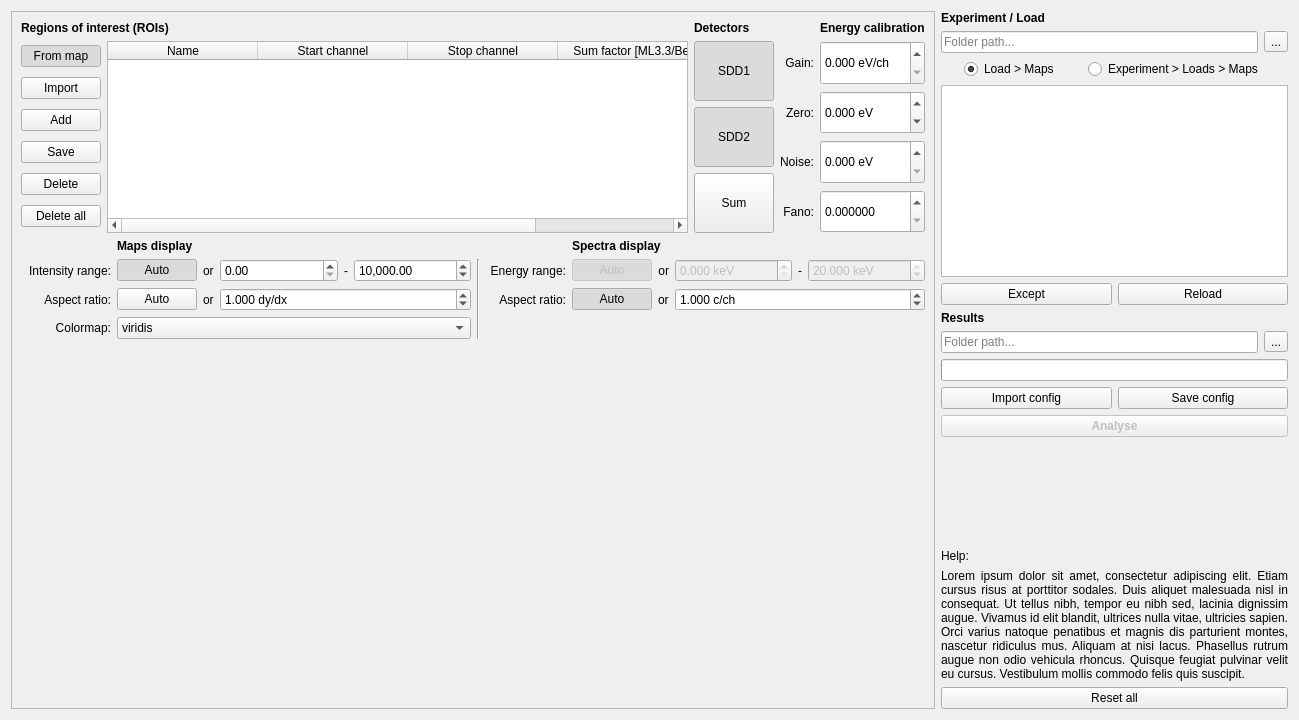
First picture: the form in batch.ui, repository pfilipl/PolyX-XRF-Data-Analyser, before the edit.
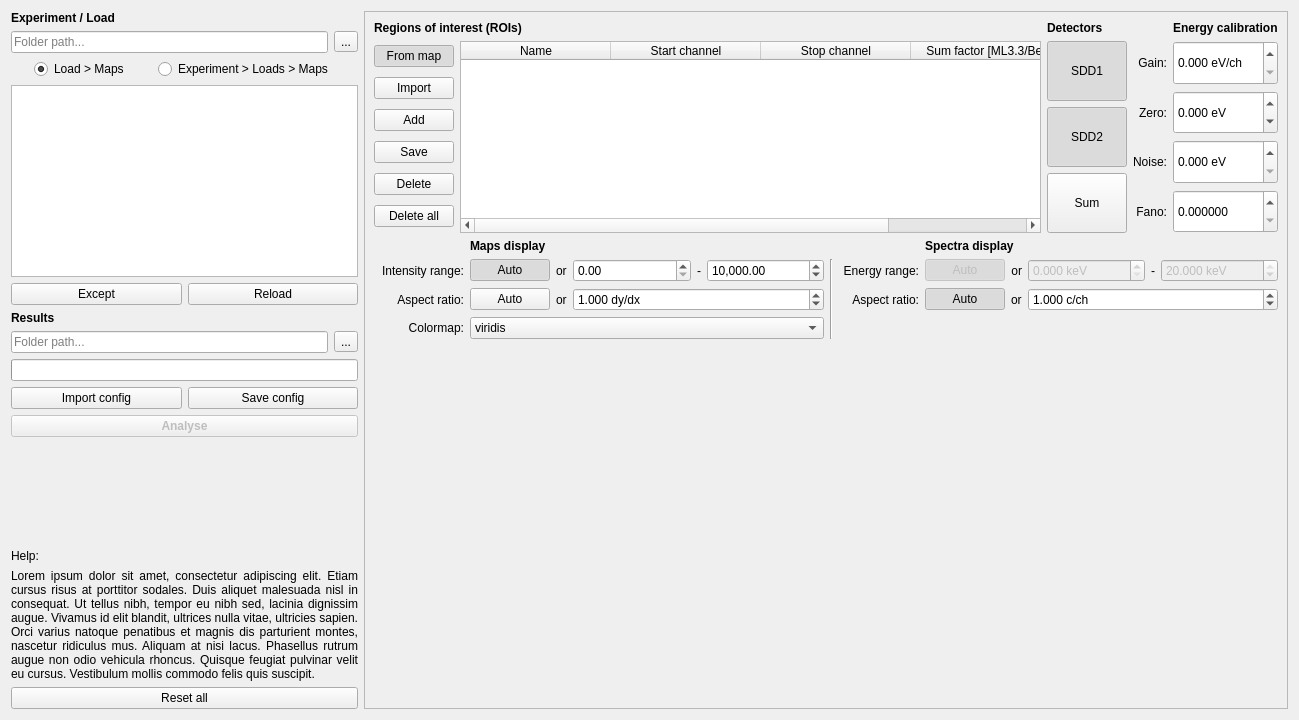
Second picture: the form after the edit.

Commit message: Left to right navigation in modes

```diff
--- a/batch.ui
+++ b/batch.ui
@@ -23,6 +23,373 @@
    <string>Form</string>
   </property>
   <layout class="QHBoxLayout" name="horizontalLayout_5">
+   <item>
+    <layout class="QGridLayout" name="gridLayout_2">
+     <item row="1" column="1">
+      <widget class="QToolButton" name="toolButton_ExperimentPathSearch">
+       <property name="mouseTracking">
+        <bool>true</bool>
+       </property>
+       <property name="text">
+        <string>...</string>
+       </property>
+      </widget>
+     </item>
+     <item row="4" column="0" colspan="2">
+      <widget class="QListWidget" name="listWidget_PathsList">
+       <property name="enabled">
+        <bool>true</bool>
+       </property>
+       <property name="sizePolicy">
+        <sizepolicy hsizetype="Fixed" vsizetype="Expanding">
+         <horstretch>0</horstretch>
+         <verstretch>0</verstretch>
+        </sizepolicy>
+       </property>
+       <property name="minimumSize">
+        <size>
+         <width>342</width>
+         <height>0</height>
+        </size>
+       </property>
+       <property name="maximumSize">
+        <size>
+         <width>350</width>
+         <height>16777215</height>
+        </size>
+       </property>
+       <property name="mouseTracking">
+        <bool>true</bool>
+       </property>
+      </widget>
+     </item>
+     <item row="2" column="0" colspan="2">
+      <layout class="QHBoxLayout" name="horizontalLayout_10">
+       <item>
+        <widget class="QRadioButton" name="radioButton_MapsNesting2">
+         <property name="sizePolicy">
+          <sizepolicy hsizetype="Maximum" vsizetype="Fixed">
+           <horstretch>0</horstretch>
+           <verstretch>0</verstretch>
+          </sizepolicy>
+         </property>
+         <property name="text">
+          <string>Load &gt; Maps</string>
+         </property>
+         <property name="checked">
+          <bool>true</bool>
+         </property>
+        </widget>
+       </item>
+       <item>
+        <widget class="QRadioButton" name="radioButton_MapsNesting3">
+         <property name="sizePolicy">
+          <sizepolicy hsizetype="Maximum" vsizetype="Fixed">
+           <horstretch>0</horstretch>
+           <verstretch>0</verstretch>
+          </sizepolicy>
+         </property>
+         <property name="text">
+          <string>Experiment &gt; Loads &gt; Maps</string>
+         </property>
+        </widget>
+       </item>
+      </layout>
+     </item>
+     <item row="10" column="0" colspan="2">
+      <widget class="QPushButton" name="pushButton_Analyse">
+       <property name="enabled">
+        <bool>false</bool>
+       </property>
+       <property name="sizePolicy">
+        <sizepolicy hsizetype="Preferred" vsizetype="Fixed">
+         <horstretch>0</horstretch>
+         <verstretch>0</verstretch>
+        </sizepolicy>
+       </property>
+       <property name="font">
+        <font>
+         <bold>true</bold>
+        </font>
+       </property>
+       <property name="mouseTracking">
+        <bool>true</bool>
+       </property>
+       <property name="autoFillBackground">
+        <bool>false</bool>
+       </property>
+       <property name="text">
+        <string>Analyse</string>
+       </property>
+       <property name="checkable">
+        <bool>false</bool>
+       </property>
+       <property name="checked">
+        <bool>false</bool>
+       </property>
+       <property name="default">
+        <bool>false</bool>
+       </property>
+       <property name="flat">
+        <bool>false</bool>
+       </property>
+      </widget>
+     </item>
+     <item row="6" column="0">
+      <widget class="QLabel" name="label_15">
+       <property name="sizePolicy">
+        <sizepolicy hsizetype="Minimum" vsizetype="Preferred">
+         <horstretch>0</horstretch>
+         <verstretch>0</verstretch>
+        </sizepolicy>
+       </property>
+       <property name="font">
+        <font>
+         <bold>true</bold>
+        </font>
+       </property>
+       <property name="mouseTracking">
+        <bool>true</bool>
+       </property>
+       <property name="text">
+        <string>Results</string>
+       </property>
+      </widget>
+     </item>
+     <item row="0" column="0">
+      <widget class="QLabel" name="label_22">
+       <property name="font">
+        <font>
+         <bold>true</bold>
+        </font>
+       </property>
+       <property name="mouseTracking">
+        <bool>true</bool>
+       </property>
+       <property name="text">
+        <string>Experiment / Load</string>
+       </property>
+       <property name="alignment">
+        <set>Qt::AlignmentFlag::AlignLeading|Qt::AlignmentFlag::AlignLeft|Qt::AlignmentFlag::AlignVCenter</set>
+       </property>
+      </widget>
+     </item>
+     <item row="13" column="0" colspan="2">
+      <widget class="QLabel" name="label_HelpDescription">
+       <property name="enabled">
+        <bool>true</bool>
+       </property>
+       <property name="sizePolicy">
+        <sizepolicy hsizetype="Fixed" vsizetype="Minimum">
+         <horstretch>0</horstretch>
+         <verstretch>0</verstretch>
+        </sizepolicy>
+       </property>
+       <property name="maximumSize">
+        <size>
+         <width>350</width>
+         <height>16777215</height>
+        </size>
+       </property>
+       <property name="mouseTracking">
+        <bool>true</bool>
+       </property>
+       <property name="text">
+        <string>Lorem ipsum dolor sit amet, consectetur adipiscing elit. Etiam cursus risus at porttitor sodales. Duis aliquet malesuada nisl in consequat. Ut tellus nibh, tempor eu nibh sed, lacinia dignissim augue. Vivamus id elit blandit, ultrices nulla vitae, ultricies sapien. Orci varius natoque penatibus et magnis dis parturient montes, nascetur ridiculus mus. Aliquam at nisi lacus. Phasellus rutrum augue non odio vehicula rhoncus. Quisque feugiat pulvinar velit eu cursus. Vestibulum mollis commodo felis quis suscipit.</string>
+       </property>
+       <property name="alignment">
+        <set>Qt::AlignmentFlag::AlignJustify|Qt::AlignmentFlag::AlignVCenter</set>
+       </property>
+       <property name="wordWrap">
+        <bool>true</bool>
+       </property>
+      </widget>
+     </item>
+     <item row="12" column="0">
+      <widget class="QLabel" name="label_Help">
+       <property name="enabled">
+        <bool>true</bool>
+       </property>
+       <property name="font">
+        <font>
+         <bold>false</bold>
+        </font>
+       </property>
+       <property name="mouseTracking">
+        <bool>true</bool>
+       </property>
+       <property name="text">
+        <string>Help:</string>
+       </property>
+       <property name="alignment">
+        <set>Qt::AlignmentFlag::AlignLeading|Qt::AlignmentFlag::AlignLeft|Qt::AlignmentFlag::AlignVCenter</set>
+       </property>
+      </widget>
+     </item>
+     <item row="9" column="0" colspan="2">
+      <layout class="QHBoxLayout" name="horizontalLayout_6">
+       <item>
+        <widget class="QPushButton" name="pushButton_ImportConfig">
+         <property name="enabled">
+          <bool>true</bool>
+         </property>
+         <property name="sizePolicy">
+          <sizepolicy hsizetype="Preferred" vsizetype="Fixed">
+           <horstretch>0</horstretch>
+           <verstretch>0</verstretch>
+          </sizepolicy>
+         </property>
+         <property name="mouseTracking">
+          <bool>true</bool>
+         </property>
+         <property name="text">
+          <string>Import config</string>
+         </property>
+        </widget>
+       </item>
+       <item>
+        <widget class="QPushButton" name="pushButton_SaveConfig">
+         <property name="sizePolicy">
+          <sizepolicy hsizetype="Preferred" vsizetype="Fixed">
+           <horstretch>0</horstretch>
+           <verstretch>0</verstretch>
+          </sizepolicy>
+         </property>
+         <property name="mouseTracking">
+          <bool>true</bool>
+         </property>
+         <property name="text">
+          <string>Save config</string>
+         </property>
+        </widget>
+       </item>
+      </layout>
+     </item>
+     <item row="11" column="0">
+      <spacer name="verticalSpacer">
+       <property name="mouseTracking">
+        <bool>true</bool>
+       </property>
+       <property name="orientation">
+        <enum>Qt::Orientation::Vertical</enum>
+       </property>
+       <property name="sizeHint" stdset="0">
+        <size>
+         <width>20</width>
+         <height>40</height>
+        </size>
+       </property>
+      </spacer>
+     </item>
+     <item row="7" column="1">
+      <widget class="QToolButton" name="toolButton_ResultsPathSearch">
+       <property name="mouseTracking">
+        <bool>true</bool>
+       </property>
+       <property name="text">
+        <string>...</string>
+       </property>
+      </widget>
+     </item>
+     <item row="5" column="0" colspan="2">
+      <layout class="QHBoxLayout" name="horizontalLayout_11">
+       <item>
+        <widget class="QPushButton" name="pushButton_PathsListExcept">
+         <property name="sizePolicy">
+          <sizepolicy hsizetype="Minimum" vsizetype="Fixed">
+           <horstretch>0</horstretch>
+           <verstretch>0</verstretch>
+          </sizepolicy>
+         </property>
+         <property name="text">
+          <string>Except</string>
+         </property>
+        </widget>
+       </item>
+       <item>
+        <widget class="QPushButton" name="pushButton_PathsListReload">
+         <property name="sizePolicy">
+          <sizepolicy hsizetype="Minimum" vsizetype="Fixed">
+           <horstretch>0</horstretch>
+           <verstretch>0</verstretch>
+          </sizepolicy>
+         </property>
+         <property name="text">
+          <string>Reload</string>
+         </property>
+        </widget>
+       </item>
+      </layout>
+     </item>
+     <item row="7" column="0">
+      <widget class="QLineEdit" name="lineEdit_ResultsPath">
+       <property name="sizePolicy">
+        <sizepolicy hsizetype="Minimum" vsizetype="Fixed">
+         <horstretch>0</horstretch>
+         <verstretch>0</verstretch>
+        </sizepolicy>
+       </property>
+       <property name="maximumSize">
+        <size>
+         <width>350</width>
+         <height>16777215</height>
+        </size>
+       </property>
+       <property name="mouseTracking">
+        <bool>true</bool>
+       </property>
+       <property name="placeholderText">
+        <string>Folder path...</string>
+       </property>
+      </widget>
+     </item>
+     <item row="8" column="0" colspan="2">
+      <widget class="QProgressBar" name="progressBar_Progress">
+       <property name="sizePolicy">
+        <sizepolicy hsizetype="Minimum" vsizetype="Fixed">
+         <horstretch>0</horstretch>
+         <verstretch>0</verstretch>
+        </sizepolicy>
+       </property>
+       <property name="mouseTracking">
+        <bool>true</bool>
+       </property>
+       <property name="textVisible">
+        <bool>false</bool>
+       </property>
+      </widget>
+     </item>
+     <item row="1" column="0">
+      <widget class="QLineEdit" name="lineEdit_ExperimentPath">
+       <property name="sizePolicy">
+        <sizepolicy hsizetype="Minimum" vsizetype="Fixed">
+         <horstretch>0</horstretch>
+         <verstretch>0</verstretch>
+        </sizepolicy>
+       </property>
+       <property name="maximumSize">
+        <size>
+         <width>350</width>
+         <height>16777215</height>
+        </size>
+       </property>
+       <property name="mouseTracking">
+        <bool>true</bool>
+       </property>
+       <property name="placeholderText">
+        <string>Folder path...</string>
+       </property>
+      </widget>
+     </item>
+     <item row="14" column="0" colspan="2">
+      <widget class="QPushButton" name="pushButton_ResetAll">
+       <property name="text">
+        <string>Reset all</string>
+       </property>
+      </widget>
+     </item>
+    </layout>
+   </item>
    <item>
     <widget class="QFrame" name="frame">
      <property name="sizePolicy">
@@ -1249,373 +1616,6 @@
      </layout>
     </widget>
    </item>
-   <item>
-    <layout class="QGridLayout" name="gridLayout_2">
-     <item row="1" column="1">
-      <widget class="QToolButton" name="toolButton_ExperimentPathSearch">
-       <property name="mouseTracking">
-        <bool>true</bool>
-       </property>
-       <property name="text">
-        <string>...</string>
-       </property>
-      </widget>
-     </item>
-     <item row="4" column="0" colspan="2">
-      <widget class="QListWidget" name="listWidget_PathsList">
-       <property name="enabled">
-        <bool>true</bool>
-       </property>
-       <property name="sizePolicy">
-        <sizepolicy hsizetype="Fixed" vsizetype="Expanding">
-         <horstretch>0</horstretch>
-         <verstretch>0</verstretch>
-        </sizepolicy>
-       </property>
-       <property name="minimumSize">
-        <size>
-         <width>342</width>
-         <height>0</height>
-        </size>
-       </property>
-       <property name="maximumSize">
-        <size>
-         <width>350</width>
-         <height>16777215</height>
-        </size>
-       </property>
-       <property name="mouseTracking">
-        <bool>true</bool>
-       </property>
-      </widget>
-     </item>
-     <item row="2" column="0" colspan="2">
-      <layout class="QHBoxLayout" name="horizontalLayout_10">
-       <item>
-        <widget class="QRadioButton" name="radioButton_MapsNesting2">
-         <property name="sizePolicy">
-          <sizepolicy hsizetype="Maximum" vsizetype="Fixed">
-           <horstretch>0</horstretch>
-           <verstretch>0</verstretch>
-          </sizepolicy>
-         </property>
-         <property name="text">
-          <string>Load &gt; Maps</string>
-         </property>
-         <property name="checked">
-          <bool>true</bool>
-         </property>
-        </widget>
-       </item>
-       <item>
-        <widget class="QRadioButton" name="radioButton_MapsNesting3">
-         <property name="sizePolicy">
-          <sizepolicy hsizetype="Maximum" vsizetype="Fixed">
-           <horstretch>0</horstretch>
-           <verstretch>0</verstretch>
-          </sizepolicy>
-         </property>
-         <property name="text">
-          <string>Experiment &gt; Loads &gt; Maps</string>
-         </property>
-        </widget>
-       </item>
-      </layout>
-     </item>
-     <item row="10" column="0" colspan="2">
-      <widget class="QPushButton" name="pushButton_Analyse">
-       <property name="enabled">
-        <bool>false</bool>
-       </property>
-       <property name="sizePolicy">
-        <sizepolicy hsizetype="Preferred" vsizetype="Fixed">
-         <horstretch>0</horstretch>
-         <verstretch>0</verstretch>
-        </sizepolicy>
-       </property>
-       <property name="font">
-        <font>
-         <bold>true</bold>
-        </font>
-       </property>
-       <property name="mouseTracking">
-        <bool>true</bool>
-       </property>
-       <property name="autoFillBackground">
-        <bool>false</bool>
-       </property>
-       <property name="text">
-        <string>Analyse</string>
-       </property>
-       <property name="checkable">
-        <bool>false</bool>
-       </property>
-       <property name="checked">
-        <bool>false</bool>
-       </property>
-       <property name="default">
-        <bool>false</bool>
-       </property>
-       <property name="flat">
-        <bool>false</bool>
-       </property>
-      </widget>
-     </item>
-     <item row="6" column="0">
-      <widget class="QLabel" name="label_15">
-       <property name="sizePolicy">
-        <sizepolicy hsizetype="Minimum" vsizetype="Preferred">
-         <horstretch>0</horstretch>
-         <verstretch>0</verstretch>
-        </sizepolicy>
-       </property>
-       <property name="font">
-        <font>
-         <bold>true</bold>
-        </font>
-       </property>
-       <property name="mouseTracking">
-        <bool>true</bool>
-       </property>
-       <property name="text">
-        <string>Results</string>
-       </property>
-      </widget>
-     </item>
-     <item row="0" column="0">
-      <widget class="QLabel" name="label_22">
-       <property name="font">
-        <font>
-         <bold>true</bold>
-        </font>
-       </property>
-       <property name="mouseTracking">
-        <bool>true</bool>
-       </property>
-       <property name="text">
-        <string>Experiment / Load</string>
-       </property>
-       <property name="alignment">
-        <set>Qt::AlignmentFlag::AlignLeading|Qt::AlignmentFlag::AlignLeft|Qt::AlignmentFlag::AlignVCenter</set>
-       </property>
-      </widget>
-     </item>
-     <item row="13" column="0" colspan="2">
-      <widget class="QLabel" name="label_HelpDescription">
-       <property name="enabled">
-        <bool>true</bool>
-       </property>
-       <property name="sizePolicy">
-        <sizepolicy hsizetype="Fixed" vsizetype="Minimum">
-         <horstretch>0</horstretch>
-         <verstretch>0</verstretch>
-        </sizepolicy>
-       </property>
-       <property name="maximumSize">
-        <size>
-         <width>350</width>
-         <height>16777215</height>
-        </size>
-       </property>
-       <property name="mouseTracking">
-        <bool>true</bool>
-       </property>
-       <property name="text">
-        <string>Lorem ipsum dolor sit amet, consectetur adipiscing elit. Etiam cursus risus at porttitor sodales. Duis aliquet malesuada nisl in consequat. Ut tellus nibh, tempor eu nibh sed, lacinia dignissim augue. Vivamus id elit blandit, ultrices nulla vitae, ultricies sapien. Orci varius natoque penatibus et magnis dis parturient montes, nascetur ridiculus mus. Aliquam at nisi lacus. Phasellus rutrum augue non odio vehicula rhoncus. Quisque feugiat pulvinar velit eu cursus. Vestibulum mollis commodo felis quis suscipit.</string>
-       </property>
-       <property name="alignment">
-        <set>Qt::AlignmentFlag::AlignJustify|Qt::AlignmentFlag::AlignVCenter</set>
-       </property>
-       <property name="wordWrap">
-        <bool>true</bool>
-       </property>
-      </widget>
-     </item>
-     <item row="12" column="0">
-      <widget class="QLabel" name="label_Help">
-       <property name="enabled">
-        <bool>true</bool>
-       </property>
-       <property name="font">
-        <font>
-         <bold>false</bold>
-        </font>
-       </property>
-       <property name="mouseTracking">
-        <bool>true</bool>
-       </property>
-       <property name="text">
-        <string>Help:</string>
-       </property>
-       <property name="alignment">
-        <set>Qt::AlignmentFlag::AlignLeading|Qt::AlignmentFlag::AlignLeft|Qt::AlignmentFlag::AlignVCenter</set>
-       </property>
-      </widget>
-     </item>
-     <item row="9" column="0" colspan="2">
-      <layout class="QHBoxLayout" name="horizontalLayout_6">
-       <item>
-        <widget class="QPushButton" name="pushButton_ImportConfig">
-         <property name="enabled">
-          <bool>true</bool>
-         </property>
-         <property name="sizePolicy">
-          <sizepolicy hsizetype="Preferred" vsizetype="Fixed">
-           <horstretch>0</horstretch>
-           <verstretch>0</verstretch>
-          </sizepolicy>
-         </property>
-         <property name="mouseTracking">
-          <bool>true</bool>
-         </property>
-         <property name="text">
-          <string>Import config</string>
-         </property>
-        </widget>
-       </item>
-       <item>
-        <widget class="QPushButton" name="pushButton_SaveConfig">
-         <property name="sizePolicy">
-          <sizepolicy hsizetype="Preferred" vsizetype="Fixed">
-           <horstretch>0</horstretch>
-           <verstretch>0</verstretch>
-          </sizepolicy>
-         </property>
-         <property name="mouseTracking">
-          <bool>true</bool>
-         </property>
-         <property name="text">
-          <string>Save config</string>
-         </property>
-        </widget>
-       </item>
-      </layout>
-     </item>
-     <item row="11" column="0">
-      <spacer name="verticalSpacer">
-       <property name="mouseTracking">
-        <bool>true</bool>
-       </property>
-       <property name="orientation">
-        <enum>Qt::Orientation::Vertical</enum>
-       </property>
-       <property name="sizeHint" stdset="0">
-        <size>
-         <width>20</width>
-         <height>40</height>
-        </size>
-       </property>
-      </spacer>
-     </item>
-     <item row="7" column="1">
-      <widget class="QToolButton" name="toolButton_ResultsPathSearch">
-       <property name="mouseTracking">
-        <bool>true</bool>
-       </property>
-       <property name="text">
-        <string>...</string>
-       </property>
-      </widget>
-     </item>
-     <item row="5" column="0" colspan="2">
-      <layout class="QHBoxLayout" name="horizontalLayout_11">
-       <item>
-        <widget class="QPushButton" name="pushButton_PathsListExcept">
-         <property name="sizePolicy">
-          <sizepolicy hsizetype="Minimum" vsizetype="Fixed">
-           <horstretch>0</horstretch>
-           <verstretch>0</verstretch>
-          </sizepolicy>
-         </property>
-         <property name="text">
-          <string>Except</string>
-         </property>
-        </widget>
-       </item>
-       <item>
-        <widget class="QPushButton" name="pushButton_PathsListReload">
-         <property name="sizePolicy">
-          <sizepolicy hsizetype="Minimum" vsizetype="Fixed">
-           <horstretch>0</horstretch>
-           <verstretch>0</verstretch>
-          </sizepolicy>
-         </property>
-         <property name="text">
-          <string>Reload</string>
-         </property>
-        </widget>
-       </item>
-      </layout>
-     </item>
-     <item row="7" column="0">
-      <widget class="QLineEdit" name="lineEdit_ResultsPath">
-       <property name="sizePolicy">
-        <sizepolicy hsizetype="Minimum" vsizetype="Fixed">
-         <horstretch>0</horstretch>
-         <verstretch>0</verstretch>
-        </sizepolicy>
-       </property>
-       <property name="maximumSize">
-        <size>
-         <width>350</width>
-         <height>16777215</height>
-        </size>
-       </property>
-       <property name="mouseTracking">
-        <bool>true</bool>
-       </property>
-       <property name="placeholderText">
-        <string>Folder path...</string>
-       </property>
-      </widget>
-     </item>
-     <item row="8" column="0" colspan="2">
-      <widget class="QProgressBar" name="progressBar_Progress">
-       <property name="sizePolicy">
-        <sizepolicy hsizetype="Minimum" vsizetype="Fixed">
-         <horstretch>0</horstretch>
-         <verstretch>0</verstretch>
-        </sizepolicy>
-       </property>
-       <property name="mouseTracking">
-        <bool>true</bool>
-       </property>
-       <property name="textVisible">
-        <bool>false</bool>
-       </property>
-      </widget>
-     </item>
-     <item row="1" column="0">
-      <widget class="QLineEdit" name="lineEdit_ExperimentPath">
-       <property name="sizePolicy">
-        <sizepolicy hsizetype="Minimum" vsizetype="Fixed">
-         <horstretch>0</horstretch>
-         <verstretch>0</verstretch>
-        </sizepolicy>
-       </property>
-       <property name="maximumSize">
-        <size>
-         <width>350</width>
-         <height>16777215</height>
-        </size>
-       </property>
-       <property name="mouseTracking">
-        <bool>true</bool>
-       </property>
-       <property name="placeholderText">
-        <string>Folder path...</string>
-       </property>
-      </widget>
-     </item>
-     <item row="14" column="0" colspan="2">
-      <widget class="QPushButton" name="pushButton_ResetAll">
-       <property name="text">
-        <string>Reset all</string>
-       </property>
-      </widget>
-     </item>
-    </layout>
-   </item>
   </layout>
  </widget>
  <tabstops>
```
The commit also changes 2 other files.
